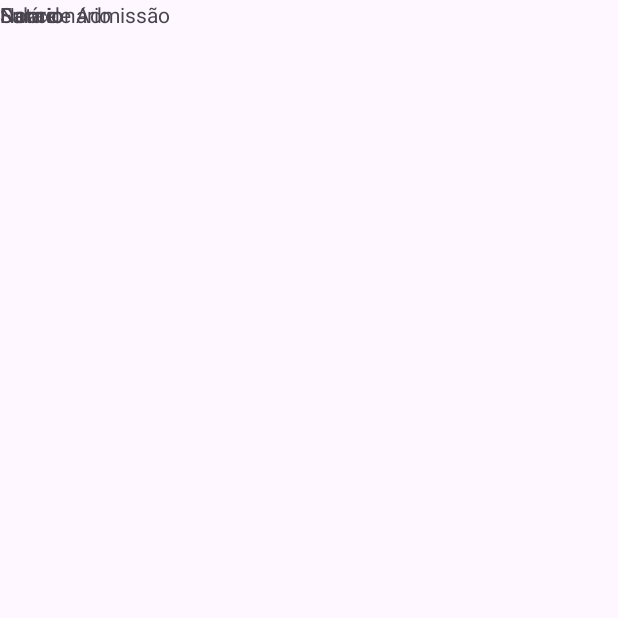
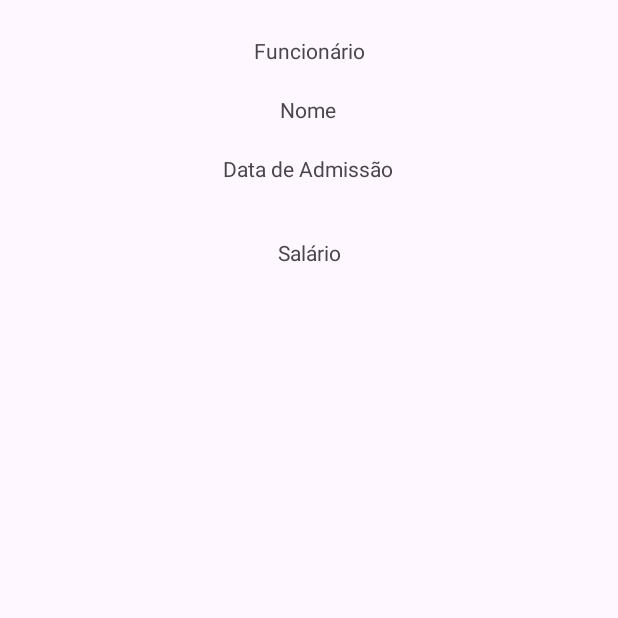
Before and after one commit to Curso-Desenvolvimento-Android/CursoDevAndroid, an Android app: the screen it shows after launch (MainActivity), on a phone screen of 412 x 824 dp, the top half of it. Run offline under Robolectric (Android 15) with nearby library versions, the phone set to English and light mode, and no system bars; 8 statements that could not run were skipped.

Commit message:
Primeiro Commit

```diff
--- a/app/src/main/res/layout/activity_main.xml
+++ b/app/src/main/res/layout/activity_main.xml
@@ -11,31 +11,43 @@
         android:id="@+id/txtFuncionarios"
         android:layout_width="wrap_content"
         android:layout_height="wrap_content"
+        android:layout_marginTop="24dp"
         android:text="Funcionário"
-        tools:layout_editor_absoluteX="169dp"
-        tools:layout_editor_absoluteY="43dp" />
+        app:layout_constraintEnd_toEndOf="parent"
+        app:layout_constraintStart_toStartOf="parent"
+        app:layout_constraintTop_toTopOf="parent" />
 
     <TextView
         android:id="@+id/txtNomes"
         android:layout_width="wrap_content"
         android:layout_height="wrap_content"
+        android:layout_marginTop="20dp"
         android:text="Nome"
-        tools:layout_editor_absoluteX="186dp"
-        tools:layout_editor_absoluteY="81dp" />
+        app:layout_constraintEnd_toEndOf="parent"
+        app:layout_constraintHorizontal_bias="0.498"
+        app:layout_constraintStart_toStartOf="parent"
+        app:layout_constraintTop_toBottomOf="@+id/txtFuncionarios" />
 
     <TextView
         android:id="@+id/txtDataAdm"
         android:layout_width="wrap_content"
         android:layout_height="wrap_content"
+        android:layout_marginTop="20dp"
         android:text="Data de Admissão"
-        tools:layout_editor_absoluteX="148dp"
-        tools:layout_editor_absoluteY="120dp" />
+        app:layout_constraintEnd_toEndOf="parent"
+        app:layout_constraintHorizontal_bias="0.498"
+        app:layout_constraintStart_toStartOf="parent"
+        app:layout_constraintTop_toBottomOf="@+id/txtNomes" />
 
     <TextView
         android:id="@+id/txtSalario"
         android:layout_width="wrap_content"
         android:layout_height="wrap_content"
+        android:layout_marginTop="20dp"
         android:text="Salário"
-        tools:layout_editor_absoluteX="184dp"
-        tools:layout_editor_absoluteY="162dp" />
+        app:layout_constraintBottom_toBottomOf="parent"
+        app:layout_constraintEnd_toEndOf="parent"
+        app:layout_constraintStart_toStartOf="parent"
+        app:layout_constraintTop_toBottomOf="@+id/txtDataAdm"
+        app:layout_constraintVertical_bias="0.025" />
 </androidx.constraintlayout.widget.ConstraintLayout>
```
